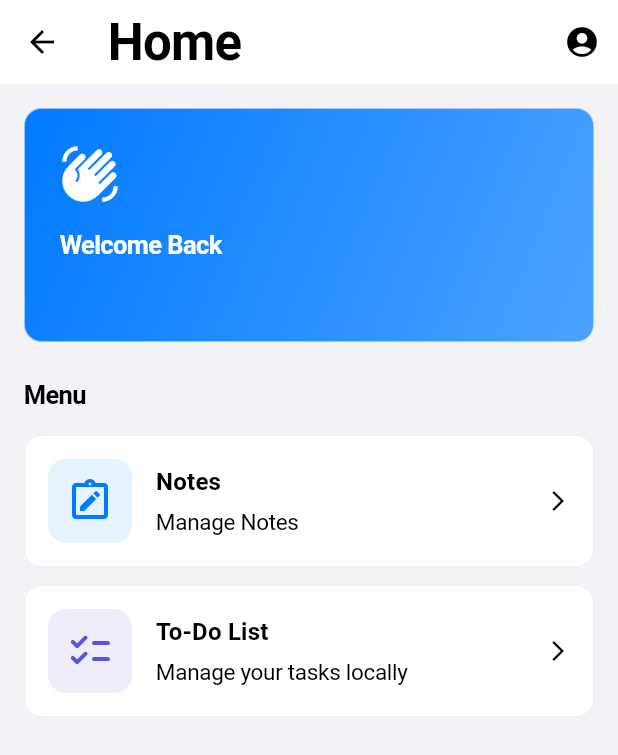
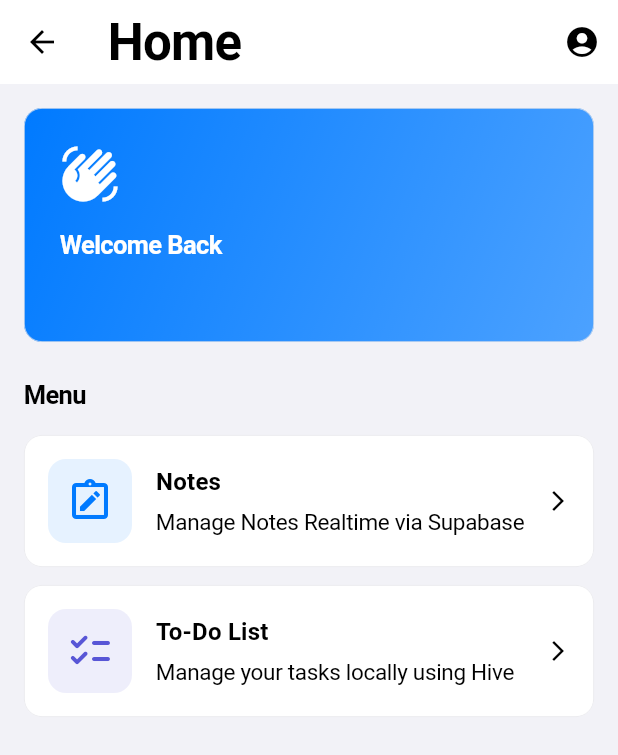
Before and after one commit to FaizalTrianto03/Prak.Mobile-25-26, a Flutter app: the HomeView screen opened by its route, on a phone screen of 412 x 824 dp. Shown: the top 755 px of the screen. Run offline on Flutter 3.47's test engine with Material 3 defaults, Android fonts, the phone set to English and light mode, and no system bars; our stand-ins replace flutter_dotenv, get, hive, hive_flutter, image_picker, supabase_flutter; accounts and stored records are empty.

Commit message:
chore: Update dependencies and improve app strings
- Upgraded flutter_dotenv to version 6.0.0 for enhanced environment variable management.
- Updated intl package to version 0.20.2 for improved internationalization support.
- Refined app strings for better clarity, including updates to login success and task management messages.
- Simplified error handling in image attachment sections across various views.

```diff
--- a/lib/app/core/values/app_strings.dart
+++ b/lib/app/core/values/app_strings.dart
@@ -27,7 +27,7 @@ class AppStrings {
   static const String pleaseEnterNoteContent = 'Please enter note content';
 
   // Messages
-  static const String loginSuccess = '✅ Login successful';
+  static const String loginSuccess = 'Login successful';
   static const String loginFailed = 'Login failed';
   static const String registerSuccess =
       'Registration successful! Please check your email to verify.';
@@ -65,7 +65,7 @@ class AppStrings {
   static const String imageAttachmentOptional =
       'Attach an optional image to your note';
   static const String todos = 'To-Do List';
-  static const String manageTodos = 'Manage your tasks locally';
+  static const String manageTodos = 'Manage your tasks locally using Hive';
   static const String noTodosYet = 'No tasks yet';
   static const String addTodo = 'Add Task';
   static const String editTodo = 'Edit Task';
@@ -79,7 +79,7 @@ class AppStrings {
   static const String home = 'Home';
   static const String welcome = 'Welcome';
   static const String welcomeBack = 'Welcome Back';
-  static const String manageNotes = 'Manage Notes';
+  static const String manageNotes = 'Manage Notes Realtime via Supabase';
   static const String totalNotes = 'Total Notes';
   static const String viewAll = 'View All';
 }
--- a/lib/app/modules/note/views/note_form_view.dart
+++ b/lib/app/modules/note/views/note_form_view.dart
@@ -366,7 +366,7 @@ class _ImageAttachmentSection extends StatelessWidget {
           existingUrl,
           fit: BoxFit.cover,
           width: double.infinity,
-          errorBuilder: (_, __, ___) => _Placeholder(theme: theme),
+          errorBuilder: (_, _, _) => _Placeholder(theme: theme),
         );
       } else {
         preview = _Placeholder(theme: theme);
--- a/lib/app/modules/note/views/note_list_view.dart
+++ b/lib/app/modules/note/views/note_list_view.dart
@@ -69,7 +69,7 @@ class NoteListView extends GetView<NoteController> {
                             width: 56,
                             height: 56,
                             fit: BoxFit.cover,
-                            errorBuilder: (_, __, ___) => const Icon(
+                            errorBuilder: (_, _, _) => const Icon(
                               Icons.image_not_supported_outlined,
                             ),
                           ),
--- a/lib/app/modules/todo/views/todo_list_view.dart
+++ b/lib/app/modules/todo/views/todo_list_view.dart
@@ -58,7 +58,7 @@ class TodoListView extends GetView<TodoController> {
           child: ListView.separated(
             padding: const EdgeInsets.all(16),
             itemCount: controller.todos.length,
-            separatorBuilder: (_, __) => const SizedBox(height: 12),
+            separatorBuilder: (_, _) => const SizedBox(height: 12),
             itemBuilder: (context, index) {
               final todo = controller.todos[index];
               final subtitleLines = <Widget>[];
--- a/pubspec.yaml
+++ b/pubspec.yaml
@@ -30,14 +30,14 @@ environment:
 dependencies:
   get:
   supabase_flutter: ^2.10.3
-  flutter_dotenv: ^5.1.0
+  flutter_dotenv: ^6.0.0
   flutter:
     sdk: flutter
   image_picker: ^1.1.2
   path: ^1.9.0
   hive: ^2.2.3
   hive_flutter: ^1.1.0
-  intl: ^0.19.0
+  intl: ^0.20.2
 
   # The following adds the Cupertino Icons font to your application.
   # Use with the CupertinoIcons class for iOS style icons.
@@ -53,7 +53,7 @@ dev_dependencies:
   # activated in the `analysis_options.yaml` file located at the root of your
   # package. See that file for information about deactivating specific lint
   # rules and activating additional ones.
-  flutter_lints: ^5.0.0
+  flutter_lints: ^6.0.0
   build_runner: ^2.4.9
   hive_generator: ^2.0.1
 
```
